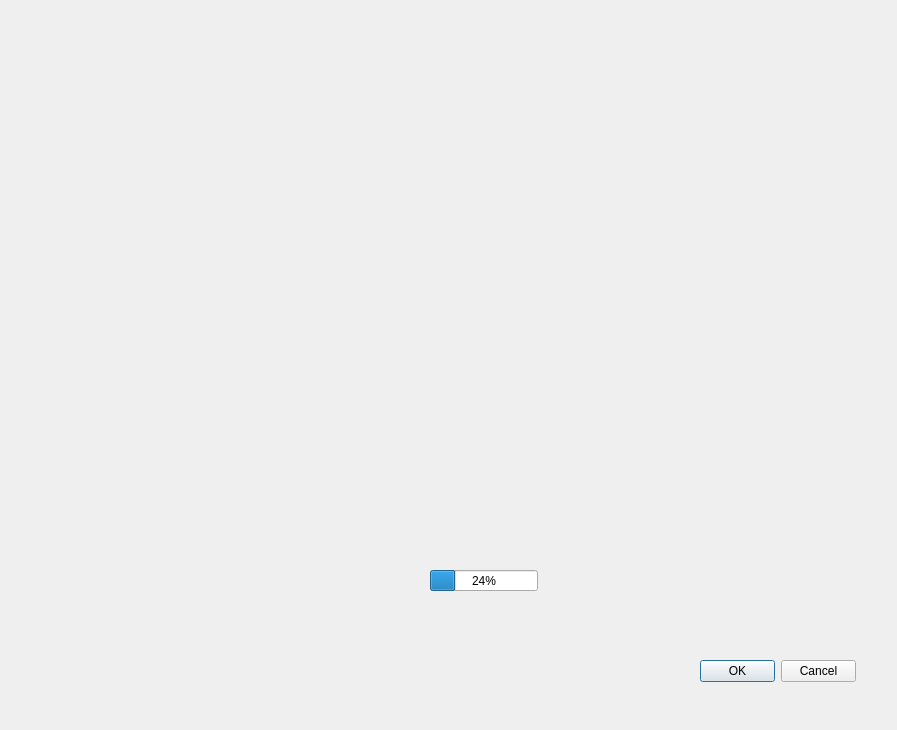
nmazid121/QuranReviser, file interface.ui: the form before one commit.
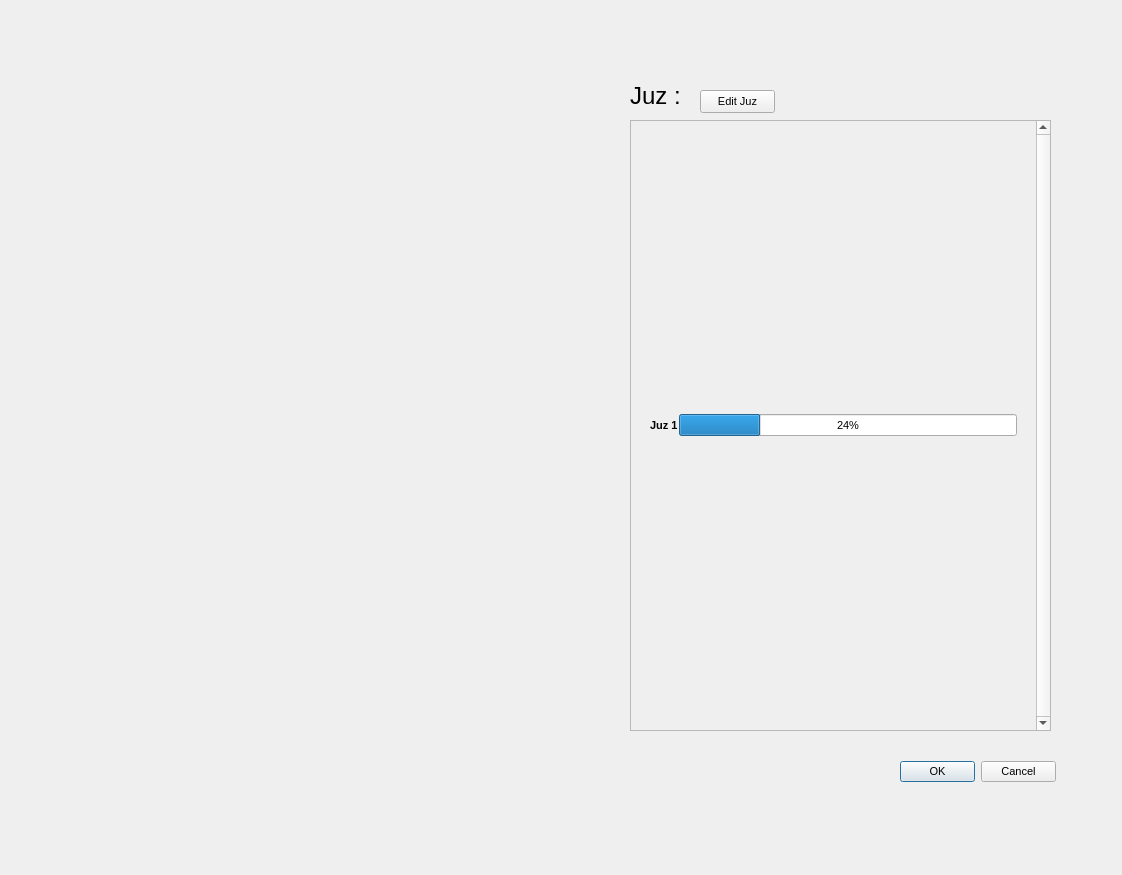
The form after the commit.

Commit message:
Made template for main gui and second gui
- edit juz button allows user to open the second mini gui to edit the juz and give reviews to change percentage.
- adding percentage changes soon

What changed in the file:
```diff
--- a/interface.ui
+++ b/interface.ui
@@ -6,10 +6,15 @@
    <rect>
     <x>0</x>
     <y>0</y>
-    <width>897</width>
-    <height>730</height>
+    <width>1122</width>
+    <height>875</height>
    </rect>
   </property>
+  <property name="font">
+   <font>
+    <pointsize>1</pointsize>
+   </font>
+  </property>
   <property name="windowTitle">
    <string>Dialog</string>
   </property>
@@ -22,12 +27,17 @@
   <widget class="QDialogButtonBox" name="buttonBox">
    <property name="geometry">
     <rect>
-     <x>700</x>
-     <y>660</y>
+     <x>900</x>
+     <y>760</y>
      <width>156</width>
      <height>23</height>
     </rect>
    </property>
+   <property name="font">
+    <font>
+     <pointsize>8</pointsize>
+    </font>
+   </property>
    <property name="orientation">
     <enum>Qt::Horizontal</enum>
    </property>
@@ -38,17 +48,172 @@
     <bool>false</bool>
    </property>
   </widget>
-  <widget class="QProgressBar" name="testText">
+  <widget class="QLabel" name="label">
    <property name="geometry">
     <rect>
-     <x>430</x>
-     <y>570</y>
-     <width>108</width>
-     <height>21</height>
+     <x>630</x>
+     <y>80</y>
+     <width>91</width>
+     <height>31</height>
     </rect>
    </property>
-   <property name="value">
-    <number>24</number>
+   <property name="font">
+    <font>
+     <family>Microsoft YaHei UI</family>
+     <pointsize>18</pointsize>
+    </font>
+   </property>
+   <property name="text">
+    <string>Juz :</string>
+   </property>
+   <property name="textFormat">
+    <enum>Qt::AutoText</enum>
+   </property>
+  </widget>
+  <widget class="QScrollArea" name="scrollArea">
+   <property name="geometry">
+    <rect>
+     <x>630</x>
+     <y>120</y>
+     <width>421</width>
+     <height>611</height>
+    </rect>
+   </property>
+   <property name="sizePolicy">
+    <sizepolicy hsizetype="Fixed" vsizetype="MinimumExpanding">
+     <horstretch>0</horstretch>
+     <verstretch>0</verstretch>
+    </sizepolicy>
+   </property>
+   <property name="maximumSize">
+    <size>
+     <width>16777215</width>
+     <height>16777215</height>
+    </size>
+   </property>
+   <property name="layoutDirection">
+    <enum>Qt::LeftToRight</enum>
+   </property>
+   <property name="lineWidth">
+    <number>5</number>
+   </property>
+   <property name="midLineWidth">
+    <number>0</number>
+   </property>
+   <property name="verticalScrollBarPolicy">
+    <enum>Qt::ScrollBarAlwaysOn</enum>
+   </property>
+   <property name="horizontalScrollBarPolicy">
+    <enum>Qt::ScrollBarAlwaysOff</enum>
+   </property>
+   <property name="sizeAdjustPolicy">
+    <enum>QAbstractScrollArea::AdjustIgnored</enum>
+   </property>
+   <property name="widgetResizable">
+    <bool>true</bool>
+   </property>
+   <property name="alignment">
+    <set>Qt::AlignLeading|Qt::AlignLeft|Qt::AlignVCenter</set>
+   </property>
+   <widget class="QWidget" name="scrollAreaWidgetContents">
+    <property name="geometry">
+     <rect>
+      <x>0</x>
+      <y>0</y>
+      <width>402</width>
+      <height>609</height>
+     </rect>
+    </property>
+    <layout class="QVBoxLayout" name="verticalLayout_2">
+     <item>
+      <layout class="QVBoxLayout" name="verticalLayout">
+       <property name="spacing">
+        <number>1</number>
+       </property>
+       <property name="leftMargin">
+        <number>10</number>
+       </property>
+       <property name="topMargin">
+        <number>10</number>
+       </property>
+       <property name="rightMargin">
+        <number>10</number>
+       </property>
+       <property name="bottomMargin">
+        <number>10</number>
+       </property>
+       <item>
+        <layout class="QHBoxLayout" name="horizontalLayout_2">
+         <item>
+          <widget class="QLabel" name="label_2">
+           <property name="font">
+            <font>
+             <pointsize>8</pointsize>
+             <weight>75</weight>
+             <bold>true</bold>
+            </font>
+           </property>
+           <property name="text">
+            <string>Juz 1</string>
+           </property>
+          </widget>
+         </item>
+         <item>
+          <widget class="QProgressBar" name="progressBar">
+           <property name="sizePolicy">
+            <sizepolicy hsizetype="Expanding" vsizetype="Fixed">
+             <horstretch>0</horstretch>
+             <verstretch>0</verstretch>
+            </sizepolicy>
+           </property>
+           <property name="minimumSize">
+            <size>
+             <width>0</width>
+             <height>22</height>
+            </size>
+           </property>
+           <property name="sizeIncrement">
+            <size>
+             <width>0</width>
+             <height>0</height>
+            </size>
+           </property>
+           <property name="font">
+            <font>
+             <pointsize>8</pointsize>
+            </font>
+           </property>
+           <property name="value">
+            <number>24</number>
+           </property>
+           <property name="orientation">
+            <enum>Qt::Horizontal</enum>
+           </property>
+          </widget>
+         </item>
+        </layout>
+       </item>
+      </layout>
+     </item>
+    </layout>
+   </widget>
+  </widget>
+  <widget class="QPushButton" name="pushButton">
+   <property name="geometry">
+    <rect>
+     <x>700</x>
+     <y>90</y>
+     <width>75</width>
+     <height>23</height>
+    </rect>
+   </property>
+   <property name="font">
+    <font>
+     <pointsize>8</pointsize>
+    </font>
+   </property>
+   <property name="text">
+    <string>Edit Juz</string>
    </property>
   </widget>
   <action name="actiontest">
```
Left out of the diff: 16 changed lines with no effect on the pictures. The commit also changes 6 other files.
